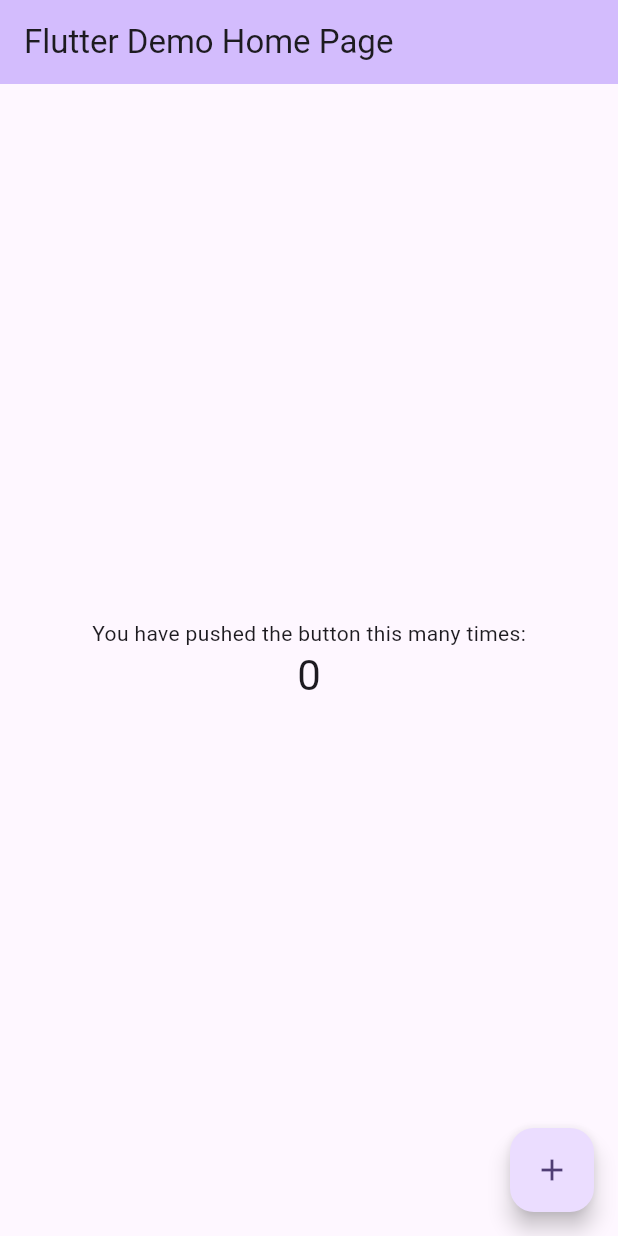
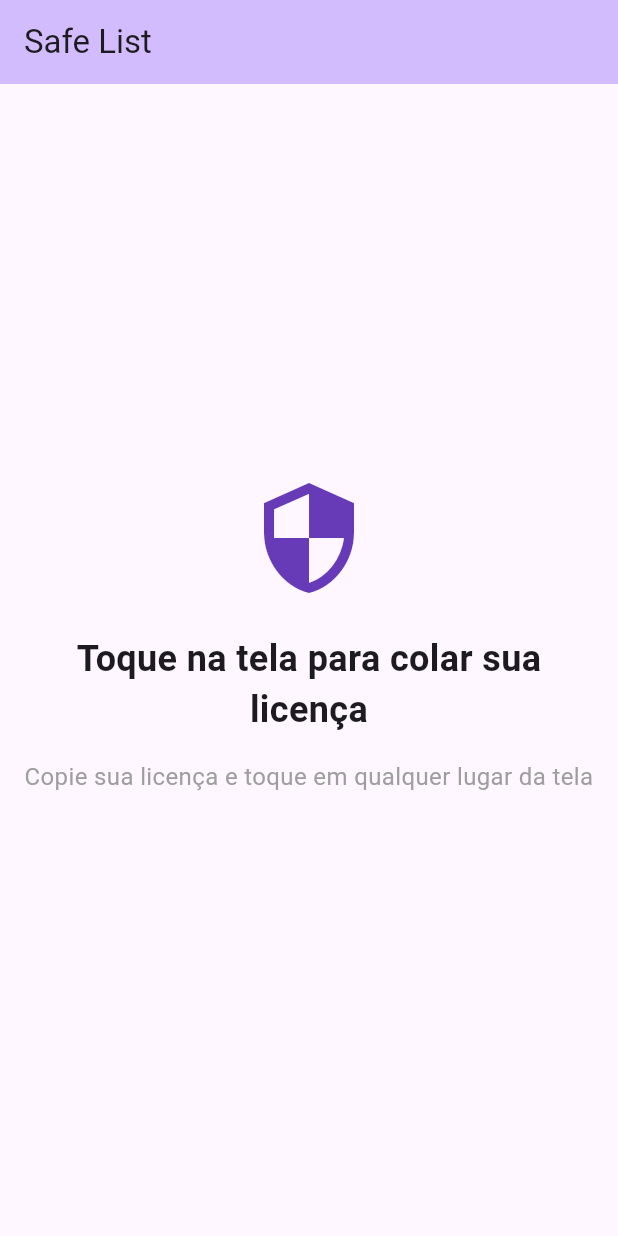
Before and after one commit to Leonardo1952/Safe-list, a Flutter app: the screen it shows after launch, on a phone screen of 412 x 824 dp. Run offline on Flutter 3.47's test engine with Material 3 defaults, Android fonts, the phone set to English and light mode, and no system bars.

Commit message:
create license screen

```diff
--- a/lib/main.dart
+++ b/lib/main.dart
@@ -1,4 +1,5 @@
 import 'package:flutter/material.dart';
+import 'pages/license_screen.dart';
 
 void main() {
   runApp(const MyApp());
@@ -7,116 +8,15 @@ void main() {
 class MyApp extends StatelessWidget {
   const MyApp({super.key});
 
-  // This widget is the root of your application.
   @override
   Widget build(BuildContext context) {
     return MaterialApp(
-      title: 'Flutter Demo',
+      title: 'Safe List',
       theme: ThemeData(
-        // This is the theme of your application.
-        //
-        // TRY THIS: Try running your application with "flutter run". You'll see
-        // the application has a purple toolbar. Then, without quitting the app,
-        // try changing the seedColor in the colorScheme below to Colors.green
-        // and then invoke "hot reload" (save your changes or press the "hot
-        // reload" button in a Flutter-supported IDE, or press "r" if you used
-        // the command line to start the app).
-        //
-        // Notice that the counter didn't reset back to zero; the application
-        // state is not lost during the reload. To reset the state, use hot
-        // restart instead.
-        //
-        // This works for code too, not just values: Most code changes can be
-        // tested with just a hot reload.
         colorScheme: ColorScheme.fromSeed(seedColor: Colors.deepPurple),
+        useMaterial3: true,
       ),
-      home: const MyHomePage(title: 'Flutter Demo Home Page'),
+      home: const LicenseScreen(),
     );
   }
 }
-
-class MyHomePage extends StatefulWidget {
-  const MyHomePage({super.key, required this.title});
-
-  // This widget is the home page of your application. It is stateful, meaning
-  // that it has a State object (defined below) that contains fields that affect
-  // how it looks.
-
-  // This class is the configuration for the state. It holds the values (in this
-  // case the title) provided by the parent (in this case the App widget) and
-  // used by the build method of the State. Fields in a Widget subclass are
-  // always marked "final".
-
-  final String title;
-
-  @override
-  State<MyHomePage> createState() => _MyHomePageState();
-}
-
-class _MyHomePageState extends State<MyHomePage> {
-  int _counter = 0;
-
-  void _incrementCounter() {
-    setState(() {
-      // This call to setState tells the Flutter framework that something has
-      // changed in this State, which causes it to rerun the build method below
-      // so that the display can reflect the updated values. If we changed
-      // _counter without calling setState(), then the build method would not be
-      // called again, and so nothing would appear to happen.
-      _counter++;
-    });
-  }
-
-  @override
-  Widget build(BuildContext context) {
-    // This method is rerun every time setState is called, for instance as done
-    // by the _incrementCounter method above.
-    //
-    // The Flutter framework has been optimized to make rerunning build methods
-    // fast, so that you can just rebuild anything that needs updating rather
-    // than having to individually change instances of widgets.
-    return Scaffold(
-      appBar: AppBar(
-        // TRY THIS: Try changing the color here to a specific color (to
-        // Colors.amber, perhaps?) and trigger a hot reload to see the AppBar
-        // change color while the other colors stay the same.
-        backgroundColor: Theme.of(context).colorScheme.inversePrimary,
-        // Here we take the value from the MyHomePage object that was created by
-        // the App.build method, and use it to set our appbar title.
-        title: Text(widget.title),
-      ),
-      body: Center(
-        // Center is a layout widget. It takes a single child and positions it
-        // in the middle of the parent.
-        child: Column(
-          // Column is also a layout widget. It takes a list of children and
-          // arranges them vertically. By default, it sizes itself to fit its
-          // children horizontally, and tries to be as tall as its parent.
-          //
-          // Column has various properties to control how it sizes itself and
-          // how it positions its children. Here we use mainAxisAlignment to
-          // center the children vertically; the main axis here is the vertical
-          // axis because Columns are vertical (the cross axis would be
-          // horizontal).
-          //
-          // TRY THIS: Invoke "debug painting" (choose the "Toggle Debug Paint"
-          // action in the IDE, or press "p" in the console), to see the
-          // wireframe for each widget.
-          mainAxisAlignment: MainAxisAlignment.center,
-          children: <Widget>[
-            const Text('You have pushed the button this many times:'),
-            Text(
-              '$_counter',
-              style: Theme.of(context).textTheme.headlineMedium,
-            ),
-          ],
-        ),
-      ),
-      floatingActionButton: FloatingActionButton(
-        onPressed: _incrementCounter,
-        tooltip: 'Increment',
-        child: const Icon(Icons.add),
-      ), // This trailing comma makes auto-formatting nicer for build methods.
-    );
-  }
-}
--- /dev/null
+++ b/lib/pages/license_screen.dart
@@ -0,0 +1,133 @@
+import 'package:flutter/material.dart';
+import 'package:flutter/services.dart';
+
+class LicenseScreen extends StatefulWidget {
+  const LicenseScreen({super.key});
+
+  @override
+  State<LicenseScreen> createState() => _LicenseScreenState();
+}
+
+class _LicenseScreenState extends State<LicenseScreen> {
+  String? _license;
+
+  static const _appBarTitle = 'Safe List';
+  static const _mainTitle = 'Toque na tela para colar sua licença';
+  static const _subtitle =
+      'Copie sua licença e toque em qualquer lugar da tela';
+  static const _successMessage = 'Licença colada com sucesso!';
+  static const _errorMessage =
+      'Nenhuma licença encontrada na área de transferência';
+  static const _licensePrefix = 'Licença: ';
+  static const _snackBarDuration = Duration(seconds: 2);
+  static const _navigationDelay = Duration(seconds: 1);
+  static const _maxLicensePreviewLength = 20;
+
+  @override
+  Widget build(BuildContext context) {
+    return Scaffold(
+      appBar: AppBar(
+        title: const Text(_appBarTitle),
+        backgroundColor: Theme.of(context).colorScheme.inversePrimary,
+      ),
+      body: GestureDetector(
+        onTap: _onTapArea,
+        child: Container(
+          width: double.infinity,
+          height: double.infinity,
+          color: Colors.transparent,
+          child: _buildContent(),
+        ),
+      ),
+    );
+  }
+
+  String _formatLicensePreview(String license) {
+    return license.length > _maxLicensePreviewLength
+        ? '${license.substring(0, _maxLicensePreviewLength)}...'
+        : license;
+  }
+
+  Widget _buildLicensePreview() {
+    if (_license == null) return const SizedBox.shrink();
+
+    return Container(
+      padding: const EdgeInsets.all(16),
+      decoration: BoxDecoration(
+        color: Colors.green.withValues(alpha: 0.1),
+        border: Border.all(color: Colors.green),
+        borderRadius: BorderRadius.circular(8),
+      ),
+      child: Row(
+        children: [
+          const Icon(Icons.check_circle, color: Colors.green),
+          const SizedBox(width: 8),
+          Expanded(
+            child: Text(
+              '$_licensePrefix${_formatLicensePreview(_license!)}',
+              style: const TextStyle(color: Colors.green),
+            ),
+          ),
+        ],
+      ),
+    );
+  }
+
+  Widget _buildContent() {
+    return Padding(
+      padding: const EdgeInsets.all(16.0),
+      child: Column(
+        mainAxisAlignment: MainAxisAlignment.center,
+        children: [
+          const Icon(Icons.security, size: 80, color: Colors.deepPurple),
+          const SizedBox(height: 24),
+          const Text(
+            _mainTitle,
+            style: TextStyle(fontSize: 24, fontWeight: FontWeight.bold),
+            textAlign: TextAlign.center,
+          ),
+          const SizedBox(height: 16),
+          const Text(
+            _subtitle,
+            style: TextStyle(fontSize: 16, color: Colors.grey),
+            textAlign: TextAlign.center,
+          ),
+          const SizedBox(height: 32),
+          _buildLicensePreview(),
+        ],
+      ),
+    );
+  }
+
+  void _showSnackBar(String message) {
+    if (!mounted) return;
+    ScaffoldMessenger.of(context).showSnackBar(
+      SnackBar(content: Text(message), duration: _snackBarDuration),
+    );
+  }
+
+  void _navigateToTodoList() async {
+    await Future.delayed(_navigationDelay);
+    if (mounted) {
+      Navigator.pushReplacementNamed(
+        context,
+        '/todo-list',
+        arguments: _license,
+      );
+    }
+  }
+
+  void _onTapArea() async {
+    final clipboardData = await Clipboard.getData('text/plain');
+
+    if (clipboardData?.text != null && clipboardData!.text!.isNotEmpty) {
+      setState(() {
+        _license = clipboardData.text;
+      });
+      _showSnackBar(_successMessage);
+      _navigateToTodoList();
+    } else {
+      _showSnackBar(_errorMessage);
+    }
+  }
+}
```
